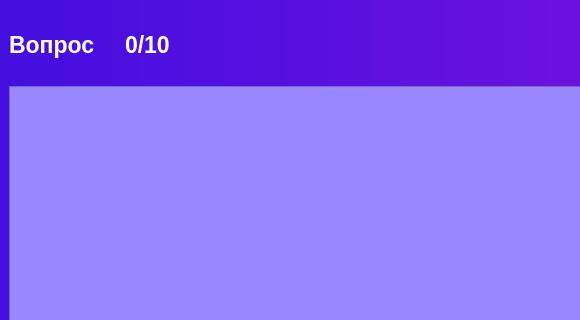
AnnaVolleyball/educational_software_complex, file TestStud.ui: the form before one commit; both pictures show x 0 to 580 and y 0 to 320 of the 1294 by 846 pixel window.
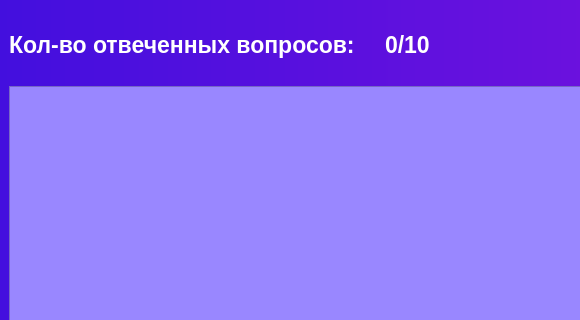
The form after the commit. Icons and pictures are not drawn.

```diff
--- a/TestStud.ui
+++ b/TestStud.ui
@@ -47,7 +47,7 @@
 background-color: transparent;</string>
         </property>
         <property name="text">
-         <string>Вопрос</string>
+         <string>Кол-во отвеченных вопросов:</string>
         </property>
        </widget>
       </item>
```
